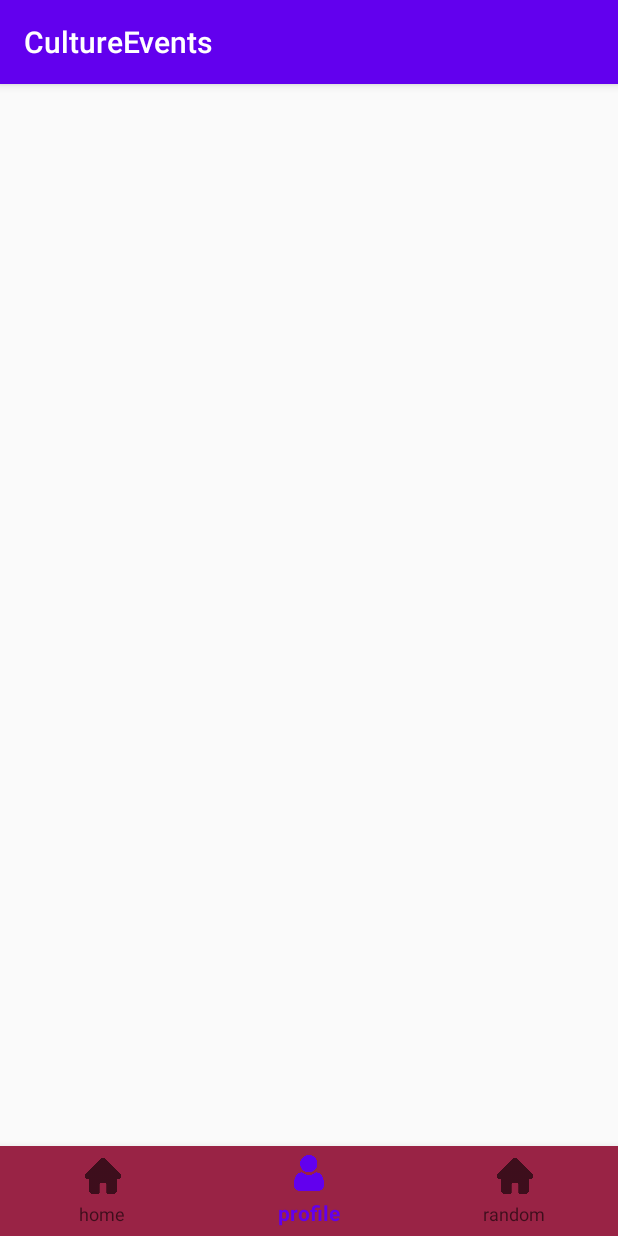
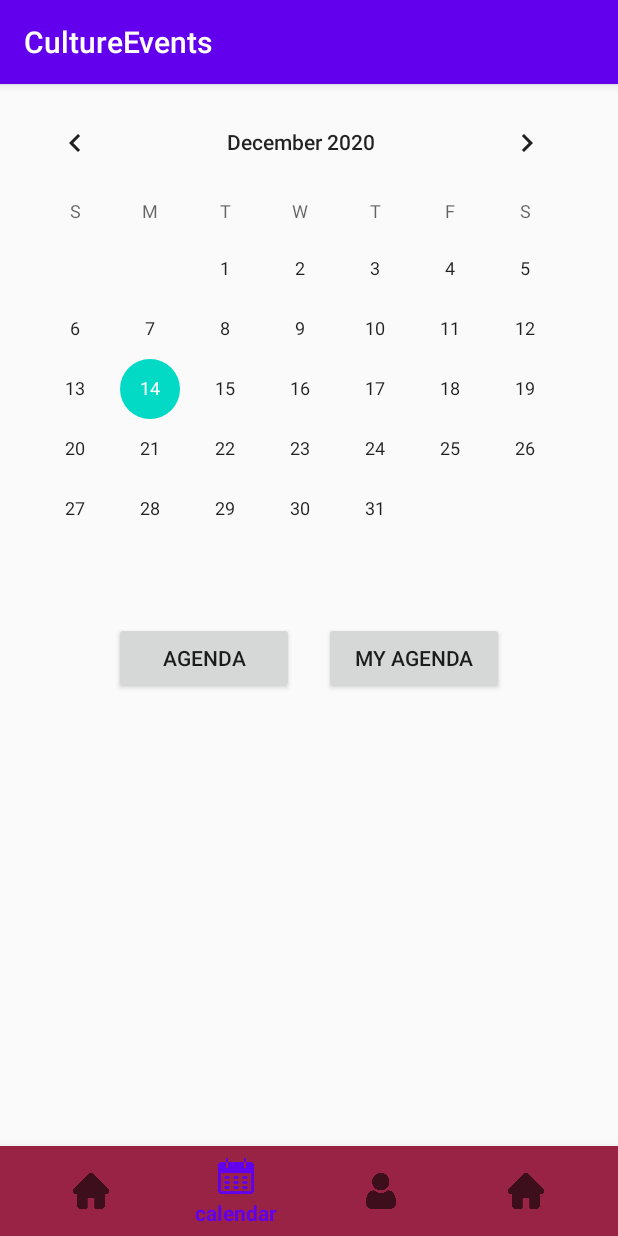
Before and after one commit to IrinaStojanoska/CultureEventsDigit2020, an Android app: the screen it shows after launch (MainActivity), item 2 of the bottom bar chosen, on a phone screen of 412 x 824 dp. Run offline under Robolectric (Android 15) with nearby library versions, the phone set to English and light mode, and no system bars.

Commit message:
added calendar

```diff
--- a/app/build.gradle
+++ b/app/build.gradle
@@ -27,6 +27,9 @@ dependencies {
     implementation 'androidx.appcompat:appcompat:1.2.0'
     implementation 'androidx.constraintlayout:constraintlayout:2.0.4'
     implementation 'com.google.android.material:material:1.2.1'
+    implementation "androidx.fragment:fragment:1.2.5"
+    implementation 'androidx.legacy:legacy-support-v4:1.0.0'
+    implementation 'androidx.lifecycle:lifecycle-extensions:2.2.0'
     testImplementation 'junit:junit:4.12'
     androidTestImplementation 'androidx.test.ext:junit:1.1.2'
     androidTestImplementation 'androidx.test.espresso:espresso-core:3.3.0'
--- /dev/null
+++ b/app/src/main/java/com/example/cultureevents/CalendarFragment.java
@@ -0,0 +1,45 @@
+package com.example.cultureevents;
+
+import androidx.lifecycle.ViewModelProviders;
+
+import android.os.Bundle;
+
+import androidx.annotation.NonNull;
+import androidx.annotation.Nullable;
+import androidx.fragment.app.Fragment;
+
+import android.view.LayoutInflater;
+import android.view.View;
+import android.view.ViewGroup;
+import android.widget.CalendarView;
+
+public class CalendarFragment extends Fragment {
+
+    CalendarView calendar;
+    View view;
+    public static CalendarFragment newInstance() {
+        return new CalendarFragment();
+    }
+
+    @Override
+    public View onCreateView(@NonNull LayoutInflater inflater, @Nullable ViewGroup container,
+                             @Nullable Bundle savedInstanceState) {
+        view=inflater.inflate(R.layout.fragment_calendar, container, false);
+        calendar = view.findViewById(R.id.calendar);
+        calendar.setOnDateChangeListener(new CalendarView.OnDateChangeListener() {
+            @Override
+            public void onSelectedDayChange(@NonNull CalendarView calendarView, int i, int i1, int i2) {
+                //To Do events
+            }
+        });
+        return view;
+    }
+
+    @Override
+    public void onActivityCreated(@Nullable Bundle savedInstanceState) {
+        super.onActivityCreated(savedInstanceState);
+
+        // TODO: Use the ViewModel
+    }
+
+}
--- a/app/src/main/java/com/example/cultureevents/MainActivity.java
+++ b/app/src/main/java/com/example/cultureevents/MainActivity.java
@@ -35,14 +35,14 @@ public class MainActivity extends AppCompatActivity {
                     if (id == R.id.home) {
                       //  selectedFragment = new HomeFragment();
                     }
-                    if (id == R.id.profile) {
-                      //  selectedFragment = new FavouritesFragment();
+                    if (id == R.id.calendar) {
+                        selectedFragment = new CalendarFragment();
                     }
                     if (id == R.id.random) {
 
                       //  selectedFragment = new FastingPlansFragment();
                     }
-
+                    getSupportFragmentManager().beginTransaction().replace(R.id.fragment_container, selectedFragment).commit();
                     return true;
                 }
 
--- /dev/null
+++ b/app/src/main/res/layout/fragment_calendar.xml
@@ -0,0 +1,51 @@
+<?xml version="1.0" encoding="utf-8"?>
+<FrameLayout xmlns:android="http://schemas.android.com/apk/res/android"
+    xmlns:tools="http://schemas.android.com/tools"
+    android:layout_width="match_parent"
+    android:layout_height="match_parent"
+    tools:context=".CalendarFragment">
+
+    <RelativeLayout
+        android:layout_width="match_parent"
+        android:layout_height="match_parent">
+
+        <CalendarView
+            android:id="@+id/calendar"
+            android:layout_width="match_parent"
+            android:layout_height="wrap_content"
+            android:layout_centerHorizontal="true"
+            android:padding="5dp"/>
+
+        <LinearLayout
+            android:id="@+id/btnLayout"
+            android:layout_below="@+id/calendar"
+            android:layout_width="wrap_content"
+            android:layout_height="wrap_content"
+            android:layout_centerHorizontal="true">
+
+            <Button
+                android:id="@+id/agendaBtn"
+                android:layout_width="120dp"
+                android:layout_height="wrap_content"
+                android:text="AGENDA"
+                android:layout_margin="10dp"/>
+
+            <Button
+                android:id="@+id/myAgendaBtn"
+                android:layout_width="120dp"
+                android:layout_height="wrap_content"
+                android:text="MY AGENDA"
+                android:layout_margin="10dp"/>
+        </LinearLayout>
+
+        <androidx.recyclerview.widget.RecyclerView
+            android:layout_width="match_parent"
+            android:layout_height="wrap_content"
+            android:layout_below="@+id/btnLayout"
+            android:padding="5dp"
+            android:layout_margin="10dp"/>
+
+
+    </RelativeLayout>
+
+</FrameLayout>
--- a/app/src/main/res/menu/bottom_navigation_menu.xml
+++ b/app/src/main/res/menu/bottom_navigation_menu.xml
@@ -4,15 +4,20 @@
         android:id="@+id/home"
         android:enabled="true"
         android:icon="@mipmap/home"
-        android:title="@string/home"/>
+        android:title="@string/home" />
+    <item
+        android:id="@+id/calendar"
+        android:enabled="true"
+        android:icon="@mipmap/calendar"
+        android:title="@string/calendar" />
     <item
         android:id="@+id/profile"
         android:enabled="true"
         android:icon="@mipmap/user"
-        android:title="@string/profile"/>
+        android:title="@string/profile" />
     <item
         android:id="@+id/random"
         android:enabled="true"
         android:icon="@mipmap/home"
-        android:title="@string/random"/>
+        android:title="@string/random" />
 </menu>
--- a/app/src/main/res/values/strings.xml
+++ b/app/src/main/res/values/strings.xml
@@ -3,4 +3,7 @@
     <string name="home">home</string>
     <string name="profile">profile</string>
     <string name="random">random</string>
+    <string name="calendar">calendar</string>
+    <!-- TODO: Remove or change this placeholder text -->
+    <string name="hello_blank_fragment">Hello blank fragment</string>
 </resources>
```
Also changed, not shown: app/src/main/res/mipmap-xhdpi/calendar.png (added).
